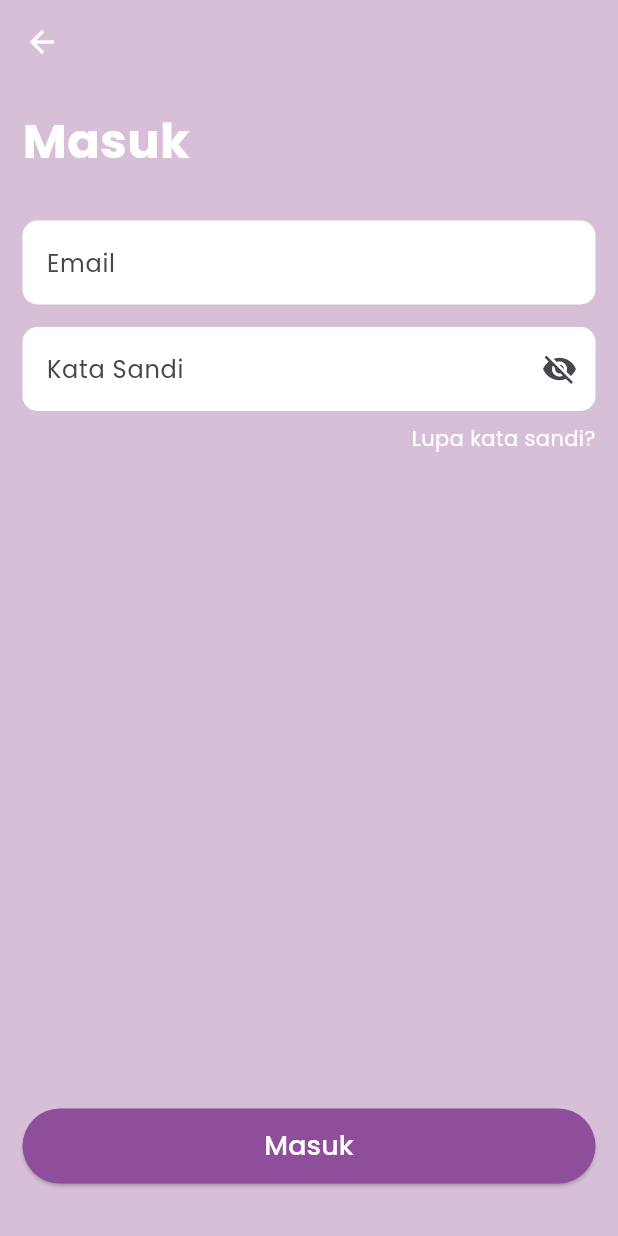
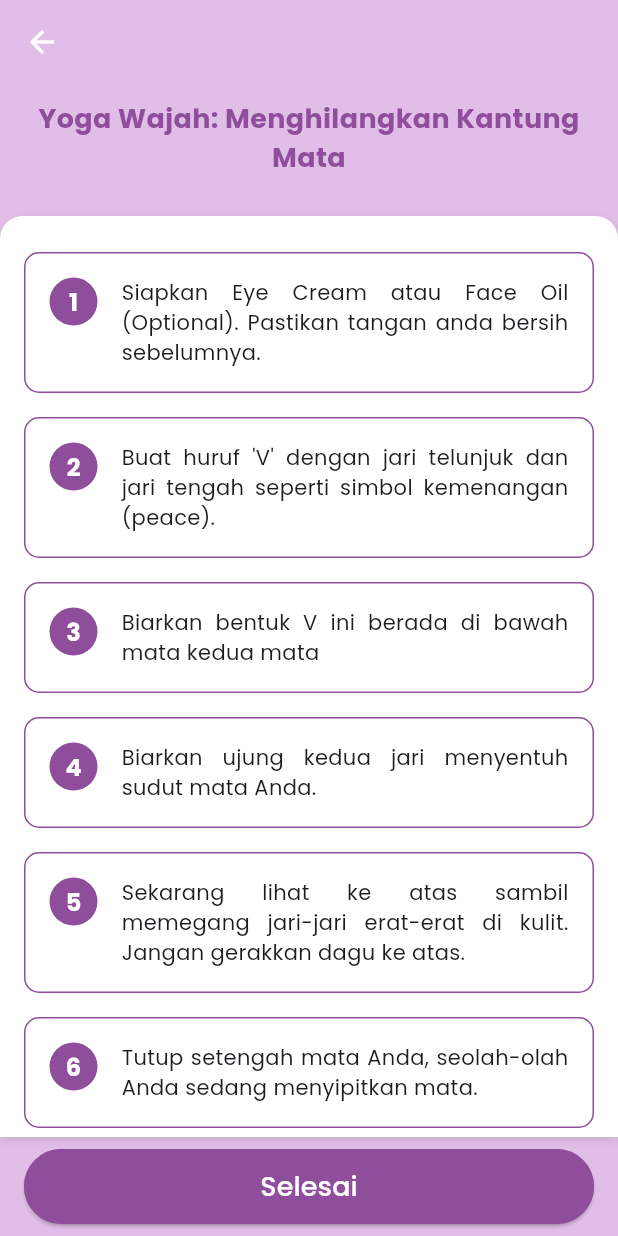
Before and after one commit to berli4na/tubes_mobile, a Flutter app: the screen it shows after launch, on a phone screen of 412 x 824 dp. Run offline on Flutter 3.47's test engine with Material 3 defaults, Android fonts, the phone set to English and light mode, and no system bars; our stand-ins replace google_fonts.

Commit message:
detail program 1

```diff
--- /dev/null
+++ b/lib/detail_program1.dart
@@ -0,0 +1,162 @@
+import 'package:flutter/material.dart';
+
+class DetailProgramSatuScreen extends StatelessWidget {
+  @override
+  Widget build(BuildContext context) {
+    return Scaffold(
+      backgroundColor: Colors.purple[100],
+      appBar: AppBar(
+        elevation: 0,
+        leading: IconButton(
+          icon: Icon(Icons.arrow_back, color: Colors.white),
+          onPressed: () {
+            Navigator.pushNamed(context, '/persiapan_skincare');
+          },
+        ),
+        backgroundColor: Colors.purple[100],
+      ),
+      body: Column(
+        children: [
+          // Container untuk judul
+          Padding(
+            padding: const EdgeInsets.all(10.0),
+            child: Text(
+              'Yoga Wajah: Menghilangkan Kantung Mata',
+              style: TextStyle(
+                fontSize: 18.0,
+                fontWeight: FontWeight.bold,
+                color: Color.fromARGB(255, 143, 78, 155),
+              ),
+              textAlign: TextAlign.center,
+            ),
+          ),
+          Expanded(
+            child: Container(
+              margin: EdgeInsets.only(top: 16.0), // Margin atas untuk jarak dengan judul
+              decoration: BoxDecoration(
+                color: Colors.white,
+                borderRadius: BorderRadius.only(
+                  topLeft: Radius.circular(15.0),
+                  topRight: Radius.circular(15.0),
+                ),
+                boxShadow: [
+                  BoxShadow(
+                    color: Colors.black.withOpacity(0.1), // Warna bayangan dengan transparansi
+                    offset: Offset(0, 2), // Posisi bayangan
+                    blurRadius: 4.0, // Radius blur bayangan
+                  ),
+                ],
+              ),
+              child: ListView(
+                padding: const EdgeInsets.all(16.0),
+                children: [
+                  ExerciseStep(
+                    stepNumber: 1,
+                    stepText: "Siapkan Eye Cream atau Face Oil (Optional). Pastikan tangan anda bersih sebelumnya. ",
+                  ),
+                  ExerciseStep(
+                    stepNumber: 2,
+                    stepText: "Buat huruf 'V' dengan jari telunjuk dan jari tengah seperti simbol kemenangan (peace).",
+                  ),
+                  ExerciseStep(
+                    stepNumber: 3,
+                    stepText: "Biarkan bentuk V ini berada di bawah mata kedua mata",
+                  ),
+                  ExerciseStep(
+                    stepNumber: 4,
+                    stepText: "Biarkan ujung kedua jari menyentuh sudut mata Anda.",
+                  ),
+                  ExerciseStep(
+                    stepNumber: 5,
+                    stepText: "Sekarang lihat ke atas sambil memegang jari-jari erat-erat di kulit. Jangan gerakkan dagu ke atas.",
+                  ),
+                  ExerciseStep(
+                    stepNumber: 6,
+                    stepText: "Tutup setengah mata Anda, seolah-olah Anda sedang menyipitkan mata.",
+                  ),
+                  ExerciseStep(
+                    stepNumber: 7,
+                    stepText: "Rasakan otot-otot menggigil dan kelopak mata bergetar. Tahan posisi ini selama 5 detik.",
+                  ),
+                  ExerciseStep(
+                    stepNumber: 8,
+                    stepText: "Lepaskan dan ulangi sebanyak yang Anda inginkan.",
+                  ),
+                ],
+              ),
+            ),
+          ),
+          Padding(
+            padding: const EdgeInsets.symmetric(horizontal: 16.0, vertical: 8.0),
+            child: ElevatedButton(
+              onPressed: () {
+                Navigator.pushNamed(context, '/program_selesai');
+              },
+              style: ElevatedButton.styleFrom(
+                backgroundColor:  Color.fromARGB(255, 143, 78, 155), // Mengubah warna latar belakang menjadi putih
+                side: BorderSide(color:Color.fromARGB(255, 143, 78, 155), width: 1), // Menambahkan border
+                shape: RoundedRectangleBorder(
+                  borderRadius: BorderRadius.circular(30.0),
+                ),
+                minimumSize: Size(double.infinity, 50), // Memastikan tombol selebar layar
+              ),
+              child: Text(
+                "Selesai",
+                style: TextStyle(
+                  fontSize: 18.0,
+                  color: Colors.white, // Mengubah warna teks agar kontras
+                ),
+              ),
+            ),
+          ),
+        ],
+      ),
+    );
+  }
+}
+
+class ExerciseStep extends StatelessWidget {
+  final int stepNumber;
+  final String stepText;
+
+  ExerciseStep({required this.stepNumber, required this.stepText});
+
+  @override
+  Widget build(BuildContext context) {
+    return Container(
+      margin: EdgeInsets.symmetric(vertical: 8.0),
+      padding: EdgeInsets.all(16.0),
+      decoration: BoxDecoration(
+        color: Colors.white,
+        borderRadius: BorderRadius.circular(10.0),
+        border: Border.all(
+          color: Color.fromARGB(255, 143, 78, 155),
+          width: 1,
+        ),
+      ),
+      child: Row(
+        crossAxisAlignment: CrossAxisAlignment.start,
+        children: [
+          CircleAvatar(
+            radius: 16,
+            backgroundColor: Color.fromARGB(255, 143, 78, 155),
+            child: Text(
+              stepNumber.toString(),
+              style: TextStyle(color: Colors.white, fontWeight: FontWeight.bold),
+            ),
+          ),
+          SizedBox(width: 16.0),
+          Expanded(
+            child: Text(
+              stepText,
+              style: TextStyle(
+                fontSize: 14.0,
+              ),
+              textAlign: TextAlign.justify,
+            ),
+          ),
+        ],
+      ),
+    );
+  }
+}
--- a/lib/main.dart
+++ b/lib/main.dart
@@ -1,9 +1,11 @@
 import 'package:flutter/material.dart';
+import 'package:google_fonts/google_fonts.dart';
+import 'package:ui/detail_program1.dart';
+import 'package:ui/detail_program2.dart';
 import 'package:ui/detail_program3.dart';
 import 'package:ui/end_program.dart';
 import 'package:ui/login.dart';
 import 'package:ui/prep_program3.dart';
-import 'package:google_fonts/google_fonts.dart';
 import 'package:ui/prep_skincare.dart';
 
 void main() {
@@ -24,10 +26,12 @@ class MyApp extends StatelessWidget {
         ),
       ),
       debugShowCheckedModeBanner: false,
-      initialRoute: '/login',
+      initialRoute: '/detail_program_satu',
       routes: {
         '/program_tiga': (context) => ProgramTigaScreen(),
         '/detail_program_tiga': (context) => DetailProgramTigaScreen(),
+        '/detail_program_satu': (context) => DetailProgramSatuScreen(),
+        '/detail_program_dua': (context) => DetailProgramDuaScreen(),
         '/program_selesai': (context) => ProgramBerakhirScreen(),
         '/persiapan_skincare': (context) => SkincareScreen(),
         '/login': (context) => LoginPage(),
```
Also changed, not shown: lib/detail_program2.dart (added, +170 -0 lines).
